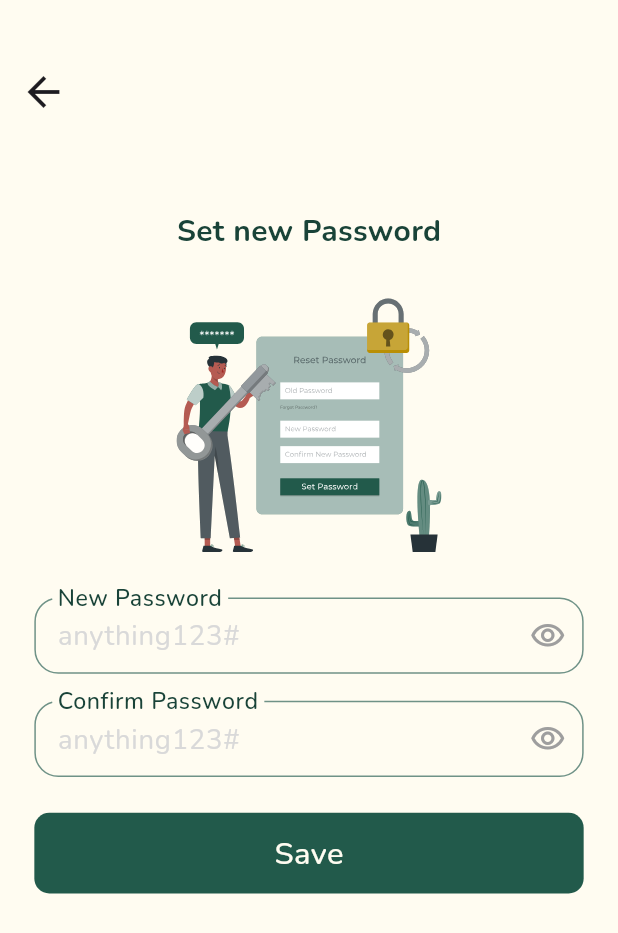
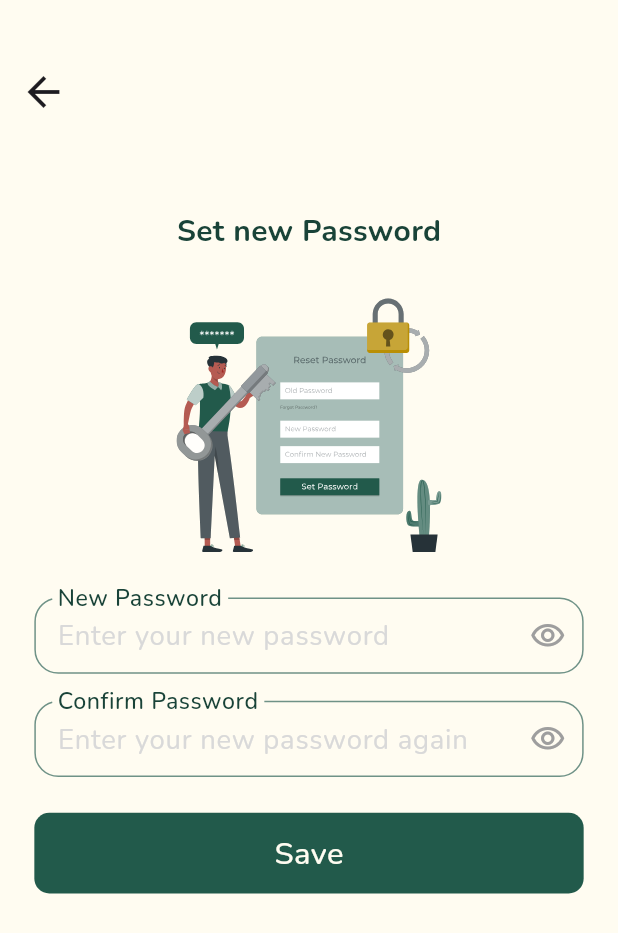
Before and after one commit to Mariamibrahim88/GraceCycle, a Flutter app: the SetNewPassView screen opened by its route, on a phone screen of 412 x 824 dp. Shown: the top 933 px of the screen. Run offline on Flutter 3.47's test engine with Material 3 defaults, Android fonts, the phone set to English and light mode, and no system bars; our stand-ins replace dartz, dio, firebase_auth, firebase_core, flutter_bloc, flutter_otp_text_field and 7 more; accounts and stored records are empty.

Commit message:
change hint text

```diff
--- a/lib/features/Authentication/presentation/views/widgets/first_forget_pass_view_body.dart
+++ b/lib/features/Authentication/presentation/views/widgets/first_forget_pass_view_body.dart
@@ -43,7 +43,7 @@ class FirstForgetPassViewBody extends StatelessWidget {
             verticalSpace(15),
             CustomTextFormField(
               labelText: 'Email',
-              hintText: 'mariam@gmail.com',
+              hintText: 'Enter your email',
               onChanged: (value) {},
               obscureText: false,
             ),
--- a/lib/features/Authentication/presentation/views/widgets/set_new_pass_view_body.dart
+++ b/lib/features/Authentication/presentation/views/widgets/set_new_pass_view_body.dart
@@ -31,14 +31,14 @@ class SetNewPassViewBody extends StatelessWidget {
           verticalSpace(25),
           CustomTextFormField(
             labelText: 'New Password',
-            hintText: 'anything123#',
+            hintText: 'Enter your new password',
             onChanged: (value) {},
             obscureText: true,
           ),
           verticalSpace(15),
           CustomTextFormField(
             labelText: 'Confirm Password',
-            hintText: 'anything123#',
+            hintText: 'Enter your new password again',
             onChanged: (value) {},
             obscureText: true,
           ),
```
